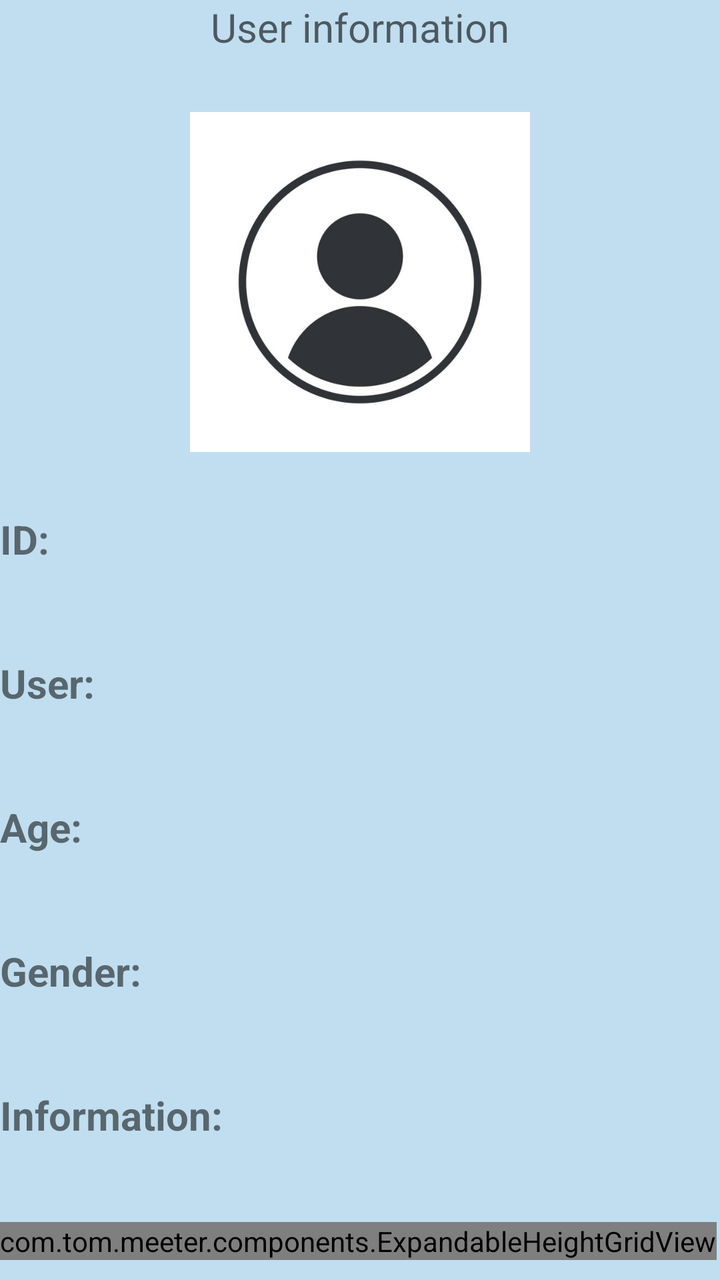
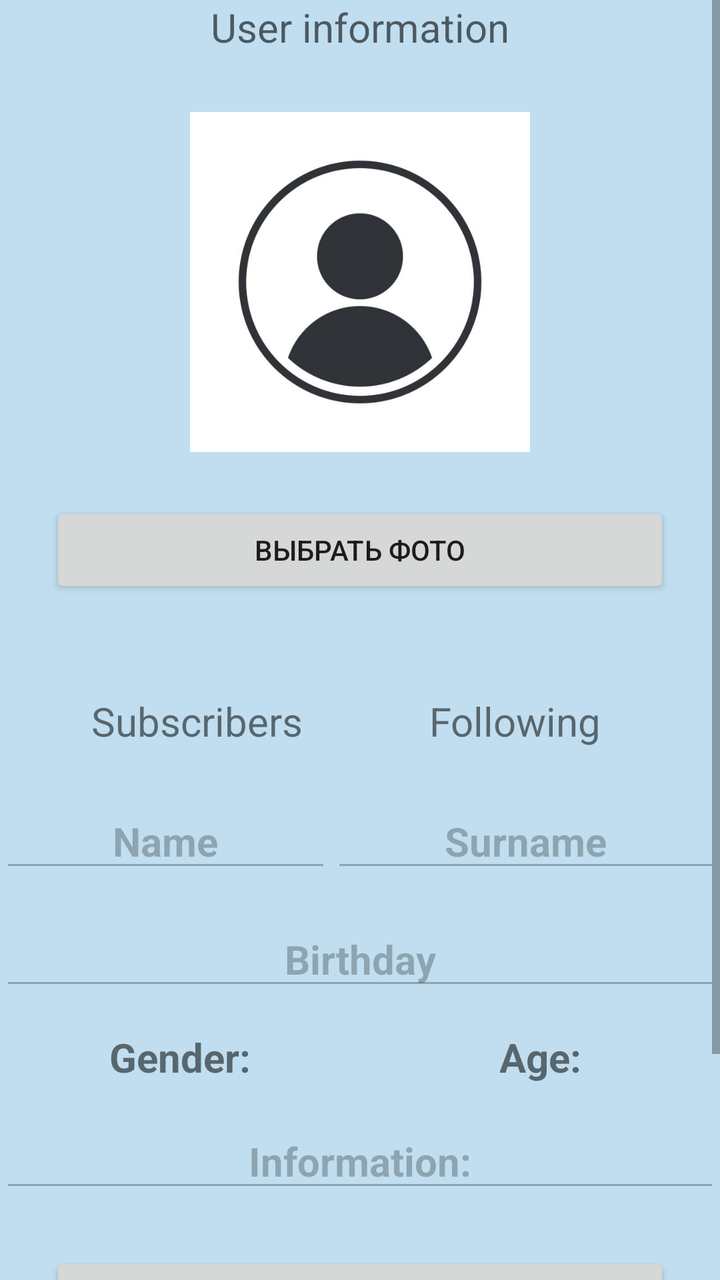

An Android layout rendered at two revisions. The XML below is the earlier revision; the diff shows what the commit changed to produce the second picture.
<!-- AndroidManifest.xml: application theme MyMaterialTheme -->
<!-- res/layout/fragment_profile.xml -->
<?xml version="1.0" encoding="utf-8"?>
<ScrollView xmlns:android="http://schemas.android.com/apk/res/android"
    xmlns:tools="http://schemas.android.com/tools"
    android:layout_width="match_parent"
    android:background="@color/c0deef"
    android:layout_height="match_parent">
    
    <RelativeLayout
        android:layout_width="match_parent"
        android:layout_height="wrap_content"
        android:orientation="vertical"
        tools:context=".context.profile.fragment.ProfileFragment">

        <TextView
            android:id="@+id/userInformationLabel"
            android:layout_width="match_parent"
            android:layout_height="wrap_content"
            android:layout_centerHorizontal="true"
            android:layout_marginStart="50dp"
            android:hint="@string/user_information"
            android:inputType="none"
            android:textAlignment="center"
            android:textSize="20sp" />

        <ImageView
            android:id="@+id/user_photo"
            android:layout_width="match_parent"
            android:layout_height="170sp"
            android:layout_below="@+id/userInformationLabel"
            android:layout_centerHorizontal="true"
            android:layout_marginTop="29dp"
            android:adjustViewBounds="true"
            android:contentDescription="content description..."
            android:src="@drawable/user_612x612" />
        
        />

        <TextView
            android:id="@+id/profile_id"
            android:layout_width="match_parent"
            android:layout_height="wrap_content"
            android:layout_below="@+id/user_photo"
            android:layout_marginTop="30dp"
            android:text="@string/profile_user_id"
            android:textSize="20sp"
            android:textStyle="bold" />

        <TextView
            android:id="@+id/profile_name"
            android:layout_width="match_parent"
            android:layout_height="wrap_content"
            android:layout_below="@+id/profile_id"
            android:layout_marginTop="45dp"
            android:text="@string/profile_user_name"
            android:textSize="20sp"
            android:textStyle="bold" />

        <TextView
            android:id="@+id/profile_age"
            android:layout_width="wrap_content"
            android:layout_height="wrap_content"
            android:layout_below="@+id/profile_name"
            android:layout_marginTop="45dp"
            android:text="@string/profile_age"
            android:textSize="20sp"
            android:textStyle="bold" />

        <TextView
            android:id="@+id/profile_gender"
            android:layout_width="wrap_content"
            android:layout_height="wrap_content"
            android:layout_below="@+id/profile_age"
            android:layout_marginTop="45dp"
            android:text="@string/profile_gender"
            android:textSize="20sp"
            android:textStyle="bold" />

        <TextView
            android:id="@+id/profile_info"
            android:layout_width="wrap_content"
            android:layout_height="wrap_content"
            android:layout_below="@+id/profile_gender"
            android:layout_marginTop="45dp"
            android:text="@string/profile_info"
            android:textSize="20sp"
            android:textStyle="bold" />

        <com.tom.meeter.components.ExpandableHeightGridView
            android:id="@+id/profile_events_grid"
            android:layout_width="wrap_content"
            android:layout_height="wrap_content"
            android:layout_below="@+id/profile_info"
            android:layout_marginTop="40dp"
            android:animateLayoutChanges="false"
            android:background="@color/c0deef"
            android:gravity="center"
            android:numColumns="2"
            android:stretchMode="columnWidth"
            android:verticalSpacing="10dp"
            tools:listitem="@layout/card_item" />
    </RelativeLayout>
</ScrollView>
<!-- res/layout/card_item.xml (included above) -->
<?xml version="1.0" encoding="utf-8"?>
<androidx.cardview.widget.CardView xmlns:android="http://schemas.android.com/apk/res/android"
    xmlns:app="http://schemas.android.com/apk/res-auto"
    android:layout_width="wrap_content"
    android:layout_height="wrap_content"
    android:layout_gravity="center"
    app:cardCornerRadius="24dp"
    app:cardElevation="5dp"
    app:cardUseCompatPadding="true">

    <LinearLayout
        android:layout_width="wrap_content"
        android:layout_height="wrap_content"
        android:layout_margin="24dp"
        android:orientation="vertical">

        <ImageView
            android:id="@+id/image_view"
            android:layout_width="100dp"
            android:layout_height="100dp"
            android:layout_gravity="center"
            android:src="@mipmap/ic_launcher" />

        <TextView
            android:id="@+id/text_view"
            android:layout_width="match_parent"
            android:layout_height="wrap_content"
            android:text="@string/app_name"
            android:textAlignment="center"
            android:textStyle="bold" />
    </LinearLayout>
</androidx.cardview.widget.CardView>
<!-- resources referenced by this layout -->
<resources>
  <color name="c0deef">#C0DEEF</color>
  <!-- drawable user_612x612: jpg bitmap (drawable, 18373 bytes) -->
  <!-- mipmap ic_launcher: png bitmap (mipmap-hdpi, 3418 bytes) -->
  <string name="app_name">Meeter</string>
  <string name="profile_age">Age:</string>
  <string name="profile_gender">Gender:</string>
  <string name="profile_info">Information:</string>
  <string name="profile_user_id">ID:</string>
  <string name="profile_user_name">User:</string>
  <string name="user_information">User information</string>
  <style name="MyMaterialTheme" parent="MyMaterialTheme.Base" />
  <style name="MyMaterialTheme.Base" parent="Theme.AppCompat.Light.DarkActionBar">
          
          <item name="windowNoTitle">true</item>
          <item name="windowActionBar">true</item>
  
          <item name="colorPrimary">@color/colorPrimary</item>
          <item name="colorPrimaryDark">@color/colorPrimaryDark</item>
          <item name="colorAccent">@color/colorAccent</item>
      </style>
  <color name="colorPrimary">#125688</color>
  <color name="colorPrimaryDark">#125688</color>
  <color name="colorAccent">#cdd4d9</color>
</resources>

<!-- the commit's change to res/layout/fragment_profile.xml (unified diff, before → after) -->
@@ -2,17 +2,17 @@
 <ScrollView xmlns:android="http://schemas.android.com/apk/res/android"
     xmlns:tools="http://schemas.android.com/tools"
     android:layout_width="match_parent"
-    android:background="@color/c0deef"
-    android:layout_height="match_parent">
+    android:layout_height="match_parent"
+    android:background="@color/c0deef">
     
     <RelativeLayout
         android:layout_width="match_parent"
         android:layout_height="wrap_content"
         android:orientation="vertical"
         tools:context=".context.profile.fragment.ProfileFragment">
-
+        
         <TextView
-            android:id="@+id/userInformationLabel"
+            android:id="@+id/informationLabel"
             android:layout_width="match_parent"
             android:layout_height="wrap_content"
             android:layout_centerHorizontal="true"
@@ -23,78 +23,198 @@
             android:textSize="20sp" />
 
         <ImageView
-            android:id="@+id/user_photo"
+            android:id="@+id/photo"
             android:layout_width="match_parent"
             android:layout_height="170sp"
-            android:layout_below="@+id/userInformationLabel"
+            android:layout_below="@+id/informationLabel"
             android:layout_centerHorizontal="true"
             android:layout_marginTop="29dp"
             android:adjustViewBounds="true"
             android:contentDescription="content description..."
             android:src="@drawable/user_612x612" />
         
-        />
-
-        <TextView
-            android:id="@+id/profile_id"
-            android:layout_width="match_parent"
-            android:layout_height="wrap_content"
-            android:layout_below="@+id/user_photo"
-            android:layout_marginTop="30dp"
-            android:text="@string/profile_user_id"
+
+        
+        <Button
+            android:id="@+id/btnPhoto"
+            android:layout_width="match_parent"
+            android:layout_height="wrap_content"
+            android:layout_below="@+id/photo"
+            android:layout_marginStart="25dp"
+            android:layout_marginTop="25dp"
+            android:layout_marginEnd="25dp"
+            android:layout_marginBottom="16dp"
+            android:gravity="center"
+            android:text="Выбрать фото" />
+
+
+        <LinearLayout
+            android:id="@+id/subs"
+            android:layout_width="match_parent"
+            android:layout_height="wrap_content"
+            android:layout_below="@+id/btnPhoto"
+            android:layout_marginStart="25dp"
+            android:layout_marginTop="24dp"
+            android:layout_marginEnd="25dp"
+            android:orientation="horizontal">
+
+            <TextView
+                android:id="@+id/subscribers"
+                android:layout_width="match_parent"
+                android:layout_height="wrap_content"
+                android:layout_marginEnd="8dp"
+                android:layout_weight="1"
+                android:background="@drawable/bg_button_selected"
+                android:gravity="center"
+                android:padding="8dp"
+                android:text="Subscribers"
+                android:textSize="20sp" />
+            
+
+            <TextView
+                android:id="@+id/following"
+                android:layout_width="match_parent"
+                android:layout_height="wrap_content"
+                android:layout_weight="1"
+                android:background="@drawable/bg_button_unselected"
+                android:gravity="center"
+                android:padding="8dp"
+                android:text="Following"
+                android:textSize="20sp" />
+            
+        </LinearLayout>
+        
+        <LinearLayout
+            android:id="@+id/name_surname"
+            android:layout_width="match_parent"
+            android:layout_height="wrap_content"
+            android:layout_below="@+id/subs"
+            android:orientation="horizontal">
+
+            <EditText
+                android:id="@+id/name"
+                android:layout_width="wrap_content"
+                android:layout_height="wrap_content"
+                android:layout_marginTop="15dp"
+                android:layout_weight="1"
+                android:enabled="false"
+                android:gravity="center"
+                android:hint="Name"
+                android:inputType="text"
+                android:text="Name"
+                android:textSize="20sp"
+                android:textStyle="bold" />
+
+            <EditText
+                android:id="@+id/surname"
+                android:layout_width="wrap_content"
+                android:layout_height="wrap_content"
+                android:layout_marginTop="15dp"
+                android:layout_weight="1"
+                android:enabled="false"
+                android:gravity="center"
+                android:hint="Surname"
+                android:inputType="text"
+                android:text="Surname"
+                android:textSize="20sp"
+                android:textStyle="bold" />
+        </LinearLayout>
+
+        <EditText
+            android:id="@+id/birthday"
+            android:layout_width="match_parent"
+            android:layout_height="wrap_content"
+            android:layout_below="@+id/name_surname"
+            android:layout_marginTop="15sp"
+            android:enabled="false"
+            android:gravity="center"
+            android:hint="Birthday (yyyy-MM-dd)"
+            android:text="Birthday"
             android:textSize="20sp"
             android:textStyle="bold" />
 
-        <TextView
-            android:id="@+id/profile_name"
-            android:layout_width="match_parent"
-            android:layout_height="wrap_content"
-            android:layout_below="@+id/profile_id"
-            android:layout_marginTop="45dp"
-            android:text="@string/profile_user_name"
-            android:textSize="20sp"
-            android:textStyle="bold" />
-
-        <TextView
-            android:id="@+id/profile_age"
-            android:layout_width="wrap_content"
-            android:layout_height="wrap_content"
-            android:layout_below="@+id/profile_name"
-            android:layout_marginTop="45dp"
-            android:text="@string/profile_age"
-            android:textSize="20sp"
-            android:textStyle="bold" />
-
-        <TextView
-            android:id="@+id/profile_gender"
-            android:layout_width="wrap_content"
-            android:layout_height="wrap_content"
-            android:layout_below="@+id/profile_age"
-            android:layout_marginTop="45dp"
-            android:text="@string/profile_gender"
-            android:textSize="20sp"
-            android:textStyle="bold" />
-
-        <TextView
-            android:id="@+id/profile_info"
-            android:layout_width="wrap_content"
-            android:layout_height="wrap_content"
-            android:layout_below="@+id/profile_gender"
-            android:layout_marginTop="45dp"
+        <LinearLayout
+            android:id="@+id/age_and_gender"
+            android:layout_width="match_parent"
+            android:layout_height="wrap_content"
+            android:layout_below="@+id/birthday"
+            android:orientation="horizontal">
+
+            <TextView
+                android:id="@+id/gender"
+                android:layout_width="match_parent"
+                android:layout_height="wrap_content"
+                android:layout_marginTop="15sp"
+                android:layout_weight="1"
+                android:gravity="center"
+                android:text="@string/profile_gender"
+                android:textSize="20sp"
+                android:textStyle="bold" />
+
+            <TextView
+                android:id="@+id/age"
+                android:layout_width="match_parent"
+                android:layout_height="wrap_content"
+                android:layout_marginTop="15sp"
+                android:layout_weight="1"
+                android:gravity="center"
+                android:text="@string/profile_age"
+                android:textSize="20sp"
+                android:textStyle="bold" />
+        </LinearLayout>
+
+        <EditText
+            android:id="@+id/info"
+            android:layout_width="match_parent"
+            android:layout_height="wrap_content"
+            android:layout_below="@+id/age_and_gender"
+            android:layout_marginTop="15dp"
+            android:enabled="false"
+            android:gravity="center"
+            android:hint="Information"
             android:text="@string/profile_info"
             android:textSize="20sp"
             android:textStyle="bold" />
 
-        <com.tom.meeter.components.ExpandableHeightGridView
-            android:id="@+id/profile_events_grid"
+        
+        <Button
+            android:id="@+id/btnEdit"
+            android:layout_width="match_parent"
+            android:layout_height="wrap_content"
+            android:layout_below="@+id/info"
+            android:layout_marginStart="25dp"
+            android:layout_marginTop="25dp"
+            android:layout_marginEnd="25dp"
+            android:layout_marginBottom="16dp"
+            android:gravity="center"
+            android:text="Edit"
+            android:textAllCaps="false"
+            android:textSize="20sp" />
+
+        <TextView
+            android:id="@+id/eventsLabel"
+            android:layout_width="match_parent"
+            android:layout_height="wrap_content"
+            android:layout_below="@+id/btnEdit"
+            android:layout_centerHorizontal="true"
+            android:layout_marginTop="20dp"
+            android:hint="Your events"
+            android:inputType="none"
+            android:textAlignment="center"
+            android:textSize="20sp" />
+
+        <androidx.recyclerview.widget.RecyclerView
+            android:id="@+id/events"
             android:layout_width="wrap_content"
             android:layout_height="wrap_content"
-            android:layout_below="@+id/profile_info"
+            android:layout_below="@+id/eventsLabel"
             android:layout_marginTop="40dp"
             android:animateLayoutChanges="false"
             android:background="@color/c0deef"
             android:gravity="center"
+            android:nestedScrollingEnabled="false"
             android:numColumns="2"
+            android:overScrollMode="never"
             android:stretchMode="columnWidth"
             android:verticalSpacing="10dp"
             tools:listitem="@layout/card_item" />
@@ -107,6 +227,7 @@
     android:layout_width="wrap_content"
     android:layout_height="wrap_content"
     android:layout_gravity="center"
+    android:id="@+id/card"
     app:cardCornerRadius="24dp"
     app:cardElevation="5dp"
     app:cardUseCompatPadding="true">
<!-- resource entries referenced after the edit -->
@@ -1,14 +1,25 @@
 <!-- resources referenced by this layout -->
 <resources>
   <color name="c0deef">#C0DEEF</color>
+  <!-- drawable bg_button_selected (drawable) -->
+  <?xml version="1.0" encoding="utf-8"?>
+  <shape xmlns:android="http://schemas.android.com/apk/res/android">
+      <solid android:color="@color/primary" />
+      <corners android:radius="16dp" />
+  </shape>
+  <!-- drawable bg_button_unselected (drawable) -->
+  <?xml version="1.0" encoding="utf-8"?>
+  <shape xmlns:android="http://schemas.android.com/apk/res/android">
+      
+      <solid android:color="@color/primary_dark" />
+      <corners android:radius="16dp" />
+  </shape>
   <!-- drawable user_612x612: jpg bitmap (drawable, 18373 bytes) -->
   <!-- mipmap ic_launcher: png bitmap (mipmap-hdpi, 3418 bytes) -->
   <string name="app_name">Meeter</string>
   <string name="profile_age">Age:</string>
   <string name="profile_gender">Gender:</string>
   <string name="profile_info">Information:</string>
-  <string name="profile_user_id">ID:</string>
-  <string name="profile_user_name">User:</string>
   <string name="user_information">User information</string>
   <style name="MyMaterialTheme" parent="MyMaterialTheme.Base" />
   <style name="MyMaterialTheme.Base" parent="Theme.AppCompat.Light.DarkActionBar">
